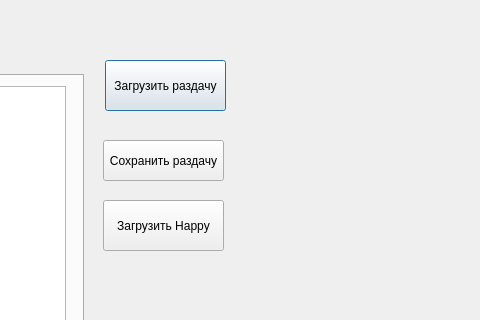
Above: design.ui from CoolSheff131/python-excel-edit-somehow-4-lab before the change; both pictures show x 687 to 1167 and y 0 to 320 of the 1167 by 912 pixel window. Below: the same form after it.
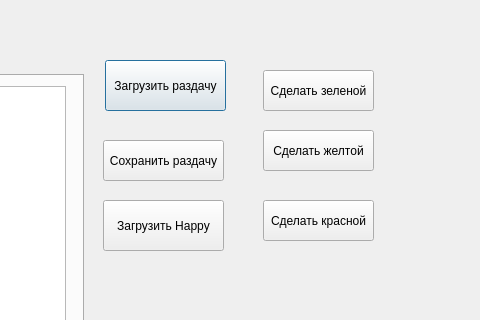
That is the form after the change.

Patch:
```diff
--- a/design.ui
+++ b/design.ui
@@ -141,6 +141,45 @@
     </attribute>
    </widget>
   </widget>
+  <widget class="QPushButton" name="makeGreenButton">
+   <property name="geometry">
+    <rect>
+     <x>950</x>
+     <y>70</y>
+     <width>111</width>
+     <height>41</height>
+    </rect>
+   </property>
+   <property name="text">
+    <string>Сделать зеленой</string>
+   </property>
+  </widget>
+  <widget class="QPushButton" name="makeYellowButton">
+   <property name="geometry">
+    <rect>
+     <x>950</x>
+     <y>130</y>
+     <width>111</width>
+     <height>41</height>
+    </rect>
+   </property>
+   <property name="text">
+    <string>Сделать желтой</string>
+   </property>
+  </widget>
+  <widget class="QPushButton" name="makeRedButton">
+   <property name="geometry">
+    <rect>
+     <x>950</x>
+     <y>200</y>
+     <width>111</width>
+     <height>41</height>
+    </rect>
+   </property>
+   <property name="text">
+    <string>Сделать красной</string>
+   </property>
+  </widget>
  </widget>
  <resources/>
  <connections/>
```
